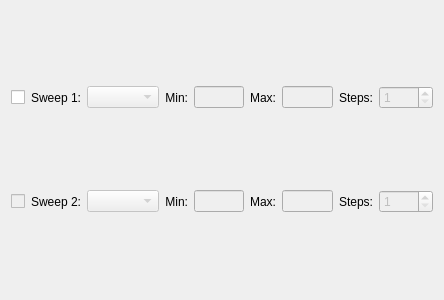
This is ui/sweep_widget.ui in powder-phun/quadrupole as Qt 5 draws it before an edit. The edited form follows.
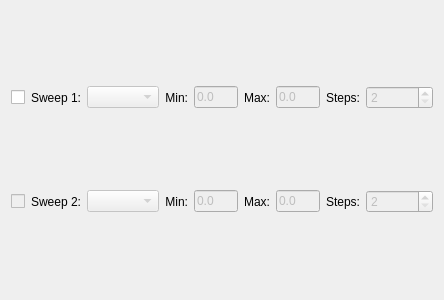
This is the edited form.

```diff
--- a/ui/sweep_widget.ui
+++ b/ui/sweep_widget.ui
@@ -36,10 +36,10 @@
       <bool>false</bool>
      </property>
      <property name="minimum">
-      <number>1</number>
+      <number>2</number>
      </property>
      <property name="maximum">
-      <number>1000</number>
+      <number>100000</number>
      </property>
     </widget>
    </item>
@@ -65,10 +65,10 @@
       <bool>false</bool>
      </property>
      <property name="minimum">
-      <number>1</number>
+      <number>2</number>
      </property>
      <property name="maximum">
-      <number>1000</number>
+      <number>100000</number>
      </property>
     </widget>
    </item>
@@ -109,6 +109,9 @@
      <property name="enabled">
       <bool>false</bool>
      </property>
+     <property name="text">
+      <string>0.0</string>
+     </property>
     </widget>
    </item>
    <item row="0" column="9">
@@ -132,6 +135,9 @@
      <property name="enabled">
       <bool>false</bool>
      </property>
+     <property name="text">
+      <string>0.0</string>
+     </property>
     </widget>
    </item>
    <item row="0" column="3">
@@ -152,6 +158,9 @@
      <property name="enabled">
       <bool>false</bool>
      </property>
+     <property name="text">
+      <string>0.0</string>
+     </property>
     </widget>
    </item>
    <item row="0" column="2">
@@ -246,6 +255,9 @@
      <property name="enabled">
       <bool>false</bool>
      </property>
+     <property name="text">
+      <string>0.0</string>
+     </property>
     </widget>
    </item>
   </layout>
```
Left out of the diff: 12 changed lines with no effect on the pictures.
